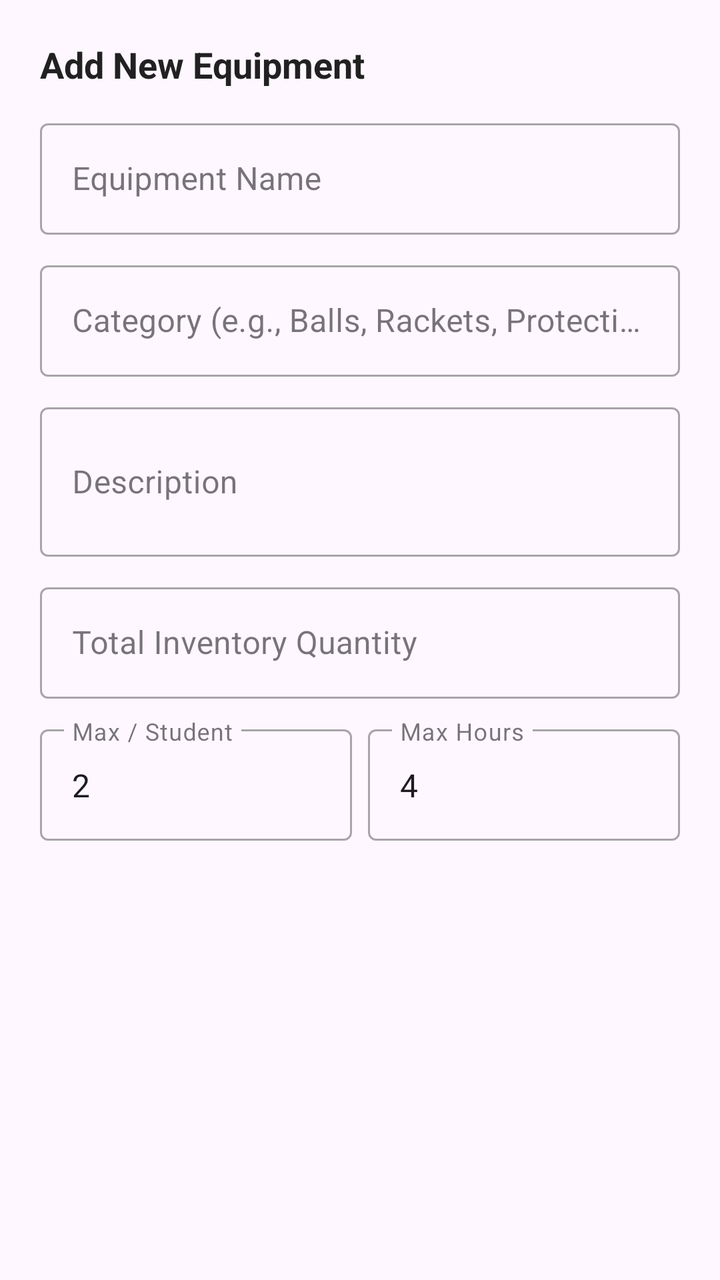
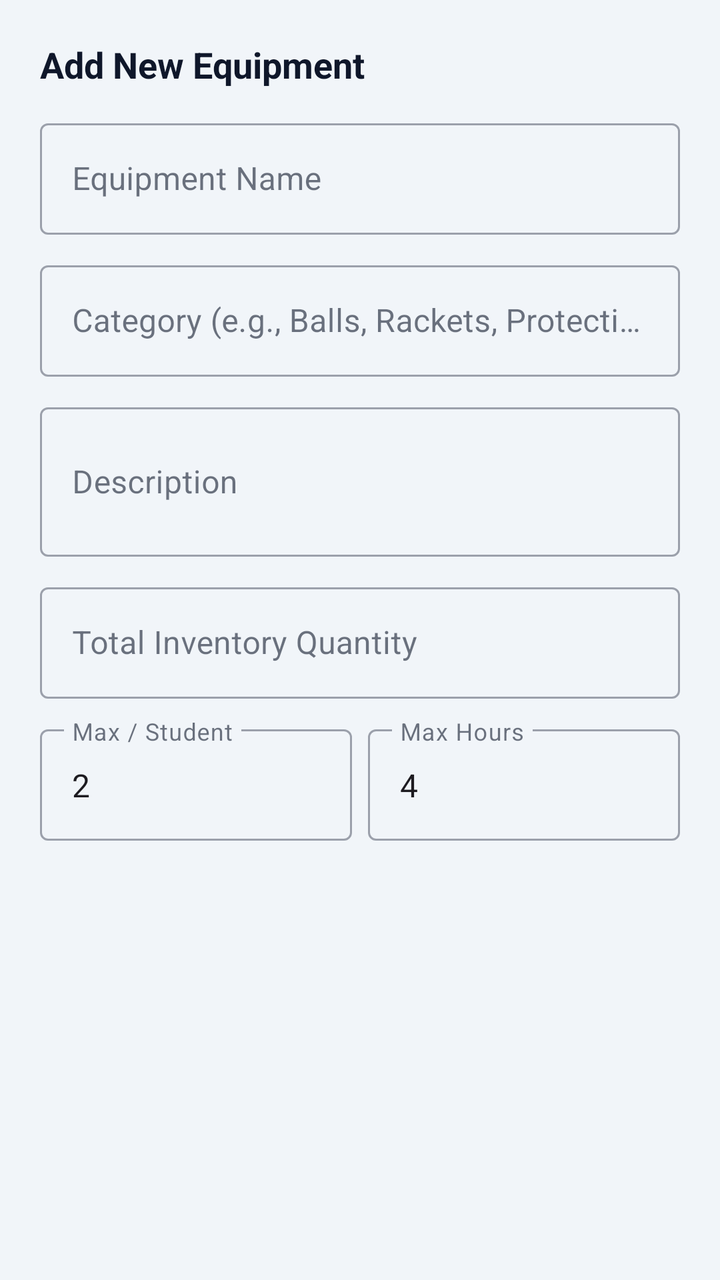

Compare the two renders of this Android layout. The source of the first and the diff that turns it into the second are given below.
<!-- AndroidManifest.xml: application theme Theme.SportsGearReserve -->
<!-- res/layout/dialog_add_edit_equipment.xml -->
<?xml version="1.0" encoding="utf-8"?>
<ScrollView
    xmlns:android="http://schemas.android.com/apk/res/android"
    xmlns:app="http://schemas.android.com/apk/res-auto"
    android:layout_width="match_parent"
    android:layout_height="wrap_content">

    <LinearLayout
        android:layout_width="match_parent"
        android:layout_height="wrap_content"
        android:orientation="vertical"
        android:padding="20dp">

        <TextView
            android:id="@+id/tvDialogTitle"
            android:layout_width="wrap_content"
            android:layout_height="wrap_content"
            android:text="Add New Equipment"
            android:textSize="18sp"
            android:textStyle="bold"
            android:textColor="#212121" />

        <com.google.android.material.textfield.TextInputLayout
            style="@style/Widget.MaterialComponents.TextInputLayout.OutlinedBox"
            android:layout_width="match_parent"
            android:layout_height="wrap_content"
            android:layout_marginTop="12dp"
            android:hint="Equipment Name">
            <com.google.android.material.textfield.TextInputEditText
                android:id="@+id/etEqName"
                android:layout_width="match_parent"
                android:layout_height="wrap_content"
                android:inputType="textCapWords" />
        </com.google.android.material.textfield.TextInputLayout>

        <com.google.android.material.textfield.TextInputLayout
            style="@style/Widget.MaterialComponents.TextInputLayout.OutlinedBox"
            android:layout_width="match_parent"
            android:layout_height="wrap_content"
            android:layout_marginTop="10dp"
            android:hint="Category (e.g., Balls, Rackets, Protective Gear)">
            <com.google.android.material.textfield.TextInputEditText
                android:id="@+id/etEqCategory"
                android:layout_width="match_parent"
                android:layout_height="wrap_content"
                android:inputType="textCapWords" />
        </com.google.android.material.textfield.TextInputLayout>

        <com.google.android.material.textfield.TextInputLayout
            style="@style/Widget.MaterialComponents.TextInputLayout.OutlinedBox"
            android:layout_width="match_parent"
            android:layout_height="wrap_content"
            android:layout_marginTop="10dp"
            android:hint="Description">
            <com.google.android.material.textfield.TextInputEditText
                android:id="@+id/etEqDescription"
                android:layout_width="match_parent"
                android:layout_height="wrap_content"
                android:inputType="textMultiLine"
                android:minLines="2" />
        </com.google.android.material.textfield.TextInputLayout>

        <com.google.android.material.textfield.TextInputLayout
            style="@style/Widget.MaterialComponents.TextInputLayout.OutlinedBox"
            android:layout_width="match_parent"
            android:layout_height="wrap_content"
            android:layout_marginTop="10dp"
            android:hint="Total Inventory Quantity">
            <com.google.android.material.textfield.TextInputEditText
                android:id="@+id/etTotalQuantity"
                android:layout_width="match_parent"
                android:layout_height="wrap_content"
                android:inputType="number" />
        </com.google.android.material.textfield.TextInputLayout>

        <LinearLayout
            android:layout_width="match_parent"
            android:layout_height="wrap_content"
            android:layout_marginTop="10dp"
            android:orientation="horizontal">

            <com.google.android.material.textfield.TextInputLayout
                style="@style/Widget.MaterialComponents.TextInputLayout.OutlinedBox"
                android:layout_width="0dp"
                android:layout_height="wrap_content"
                android:layout_weight="1"
                android:layout_marginEnd="4dp"
                android:hint="Max / Student">
                <com.google.android.material.textfield.TextInputEditText
                    android:id="@+id/etMaxPerStudent"
                    android:layout_width="match_parent"
                    android:layout_height="wrap_content"
                    android:inputType="number"
                    android:text="2" />
            </com.google.android.material.textfield.TextInputLayout>

            <com.google.android.material.textfield.TextInputLayout
                style="@style/Widget.MaterialComponents.TextInputLayout.OutlinedBox"
                android:layout_width="0dp"
                android:layout_height="wrap_content"
                android:layout_weight="1"
                android:layout_marginStart="4dp"
                android:hint="Max Hours">
                <com.google.android.material.textfield.TextInputEditText
                    android:id="@+id/etMaxDuration"
                    android:layout_width="match_parent"
                    android:layout_height="wrap_content"
                    android:inputType="number"
                    android:text="4" />
            </com.google.android.material.textfield.TextInputLayout>

        </LinearLayout>

    </LinearLayout>

</ScrollView>
<!-- resources referenced by this layout -->
<resources>
  <style name="Theme.SportsGearReserve" parent="Base.Theme.SportsGearReserve" />
  <style name="Base.Theme.SportsGearReserve" parent="Theme.Material3.DayNight.NoActionBar">
          
          
      </style>
</resources>

<!-- the commit's change to res/layout/dialog_add_edit_equipment.xml (unified diff, before → after) -->
@@ -18,7 +18,7 @@
             android:text="Add New Equipment"
             android:textSize="18sp"
             android:textStyle="bold"
-            android:textColor="#212121" />
+            android:textColor="@color/text_primary" />
 
         <com.google.android.material.textfield.TextInputLayout
             style="@style/Widget.MaterialComponents.TextInputLayout.OutlinedBox"
<!-- resource entries referenced after the edit -->
@@ -1,9 +1,25 @@
 <!-- resources referenced by this layout -->
 <resources>
+  <color name="text_primary">#0F172A</color>
   <style name="Theme.SportsGearReserve" parent="Base.Theme.SportsGearReserve" />
   <style name="Base.Theme.SportsGearReserve" parent="Theme.Material3.DayNight.NoActionBar">
           
-          
+          <item name="colorPrimary">@color/primary_blue</item>
+          <item name="colorOnPrimary">@color/text_on_primary</item>
+          <item name="colorPrimaryContainer">@color/primary</item>
+          <item name="colorOnPrimaryContainer">@color/text_on_primary</item>
+          <item name="colorSecondary">@color/secondary</item>
+          <item name="colorTertiary">@color/accent</item>
+          <item name="android:windowBackground">@color/app_background</item>
+          <item name="colorSurface">@color/surface</item>
+          <item name="colorOnSurface">@color/text_primary</item>
       </style>
+  <color name="primary_blue">#1E3A8A</color>
+  <color name="text_on_primary">#FFFFFF</color>
+  <color name="primary">#0F172A</color>
+  <color name="secondary">#0284C7</color>
+  <color name="accent">#F97316</color>
+  <color name="app_background">#F1F5F9</color>
+  <color name="surface">#FFFFFF</color>
 </resources>
 
